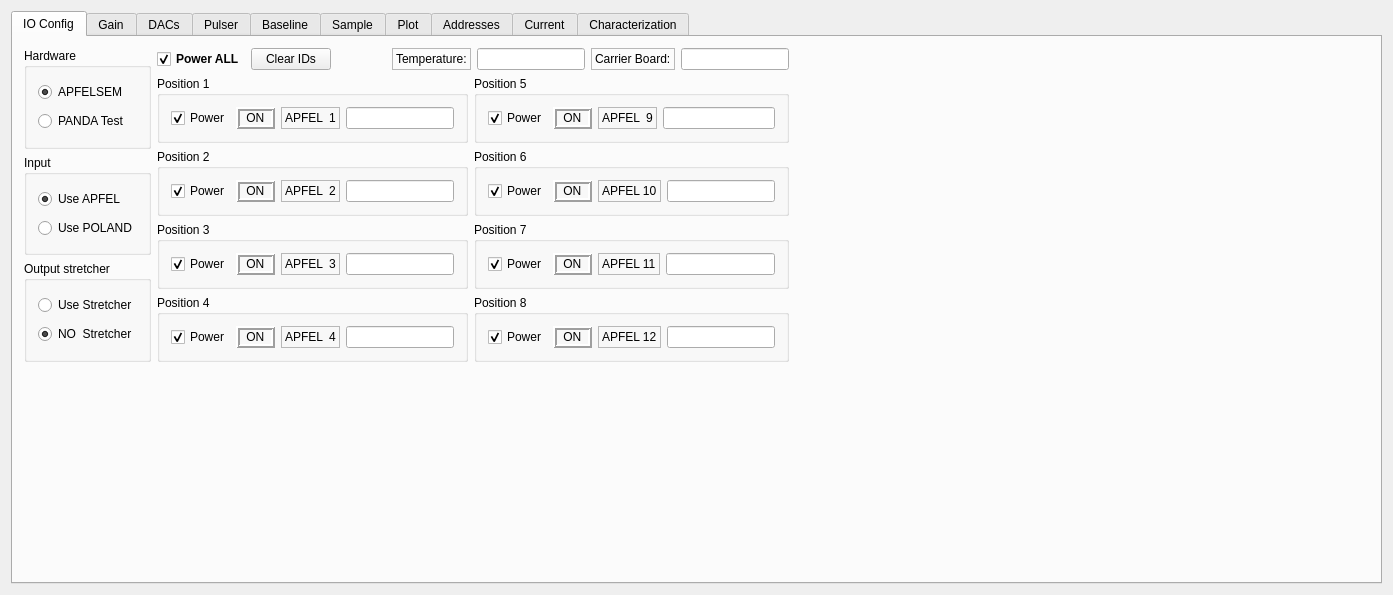
Old version of the form mbspex/gui/qt-mainwindow/apfel/ApfelWidget.ui in the repository gsi-ee/drivers.
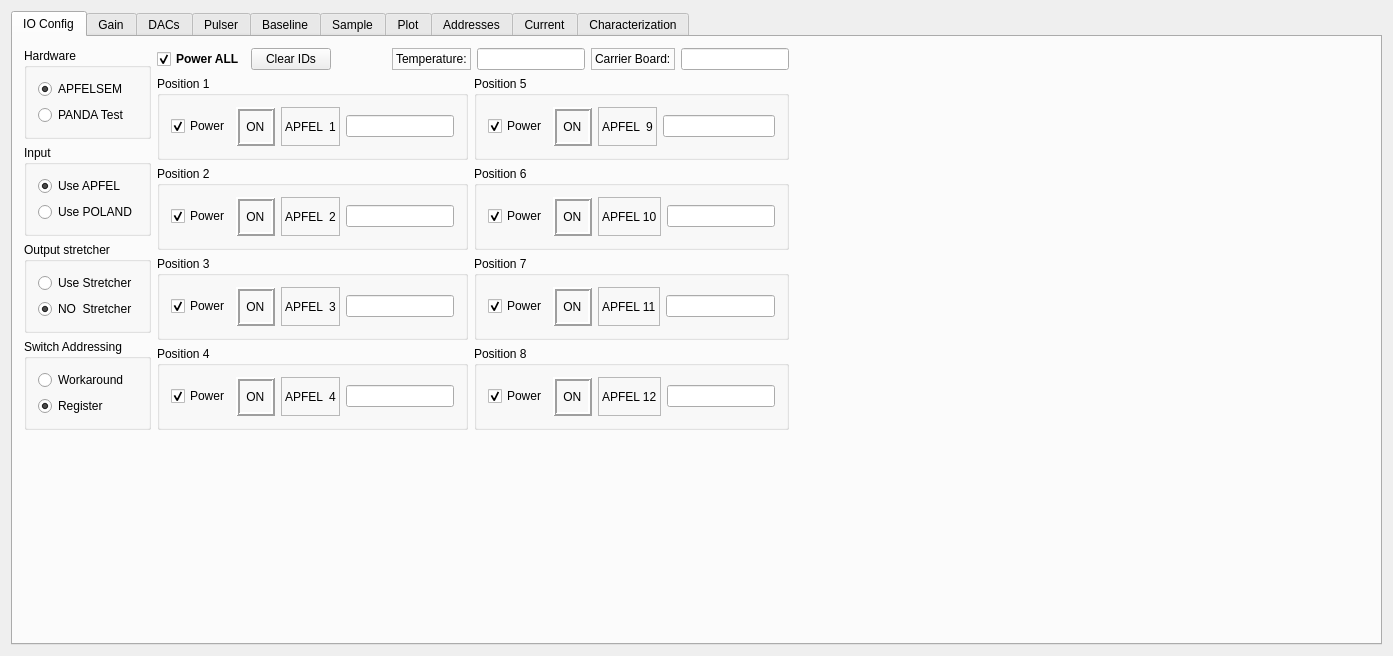
New version of the form. The open tabs and pages were chosen to show the change. Custom widgets are drawn as their Qt base class.

Commit message: mbspex apfel gui: added radiobutton to select simple or advanced addressing mode for device switches

The edit to the form file:
```diff
--- a/mbspex/gui/qt-mainwindow/apfel/ApfelWidget.ui
+++ b/mbspex/gui/qt-mainwindow/apfel/ApfelWidget.ui
@@ -7,7 +7,7 @@
     <x>0</x>
     <y>0</y>
     <width>1393</width>
-    <height>542</height>
+    <height>656</height>
    </rect>
   </property>
   <property name="windowTitle">
@@ -26,10 +26,12 @@
       <attribute name="title">
        <string>IO Config</string>
       </attribute>
-      <layout class="QGridLayout" name="gridLayout_41">
-       <item row="0" column="0">
         <layout class="QGridLayout" name="gridLayout_26">
          <item row="0" column="0">
+        <layout class="QHBoxLayout" name="horizontalLayout_151">
+         <item>
+          <layout class="QVBoxLayout" name="verticalLayout_24">
+           <item>
           <widget class="QGroupBox" name="SetupSelectBox">
            <property name="title">
             <string>Hardware</string>
@@ -55,7 +57,7 @@
            </layout>
           </widget>
          </item>
-         <item row="1" column="0">
+           <item>
           <widget class="QGroupBox" name="InputSelectBox">
            <property name="title">
             <string>Input</string>
@@ -81,7 +83,7 @@
            </layout>
           </widget>
          </item>
-         <item row="2" column="0">
+           <item>
           <widget class="QGroupBox" name="StretcherSelectBox">
            <property name="title">
             <string>Output stretcher</string>
@@ -107,9 +109,38 @@
            </layout>
           </widget>
          </item>
-        </layout>
-       </item>
-       <item row="0" column="1">
+           <item>
+            <widget class="QGroupBox" name="SwitchAddressBox">
+             <property name="title">
+              <string>Switch Addressing</string>
+             </property>
+             <layout class="QGridLayout" name="gridLayout_41">
+              <item row="0" column="0">
+               <widget class="QRadioButton" name="SimpleModeOnRadioButton">
+                <property name="text">
+                 <string>Workaround</string>
+                </property>
+                <property name="checked">
+                 <bool>false</bool>
+                </property>
+               </widget>
+              </item>
+              <item row="1" column="0">
+               <widget class="QRadioButton" name="SimpleModeOffRadioButton">
+                <property name="text">
+                 <string>Register</string>
+                </property>
+                <property name="checked">
+                 <bool>true</bool>
+                </property>
+               </widget>
+              </item>
+             </layout>
+            </widget>
+           </item>
+          </layout>
+         </item>
+         <item>
         <layout class="QGridLayout" name="gridLayout_30">
          <item row="1" column="4">
           <widget class="QLineEdit" name="EnvironmentTemperature">
@@ -697,7 +728,9 @@
          </item>
         </layout>
        </item>
-       <item row="0" column="2">
+        </layout>
+       </item>
+       <item row="0" column="1">
         <spacer name="horizontalSpacer_2">
          <property name="orientation">
           <enum>Qt::Horizontal</enum>
@@ -710,7 +743,7 @@
          </property>
         </spacer>
        </item>
-       <item row="1" column="1">
+       <item row="1" column="0">
         <spacer name="verticalSpacer_3">
          <property name="orientation">
           <enum>Qt::Vertical</enum>
```
Left out of the diff: 974 changed lines with no effect on the pictures. Lines whose indentation alone changed are shown as unchanged. The commit also changes 5 other files.
